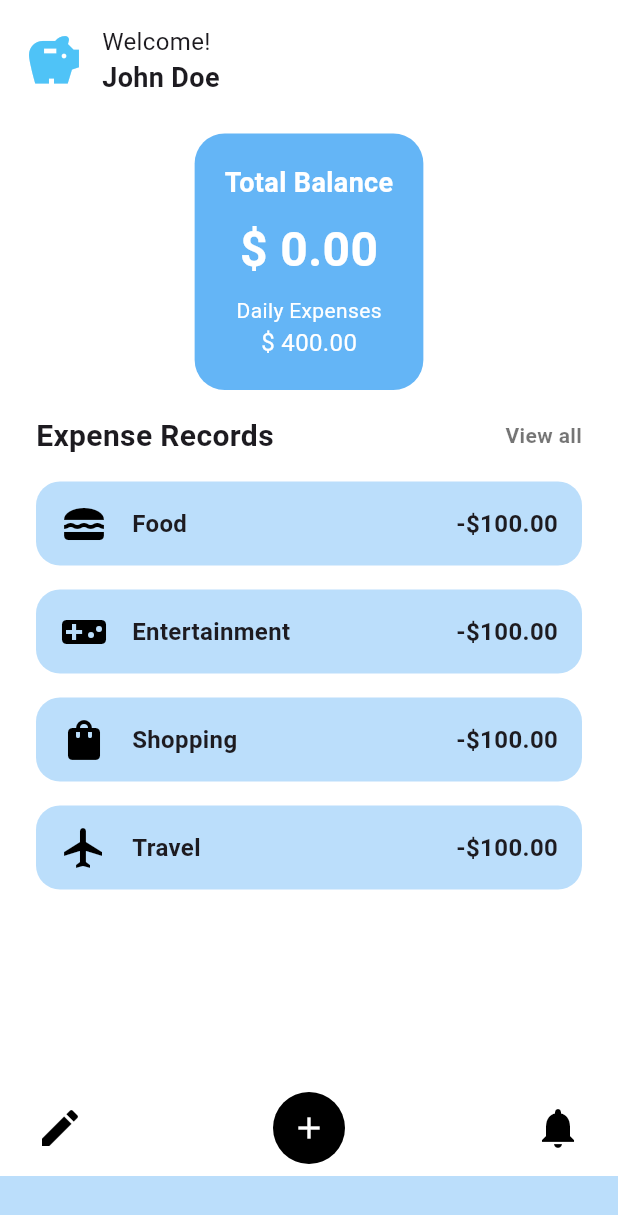
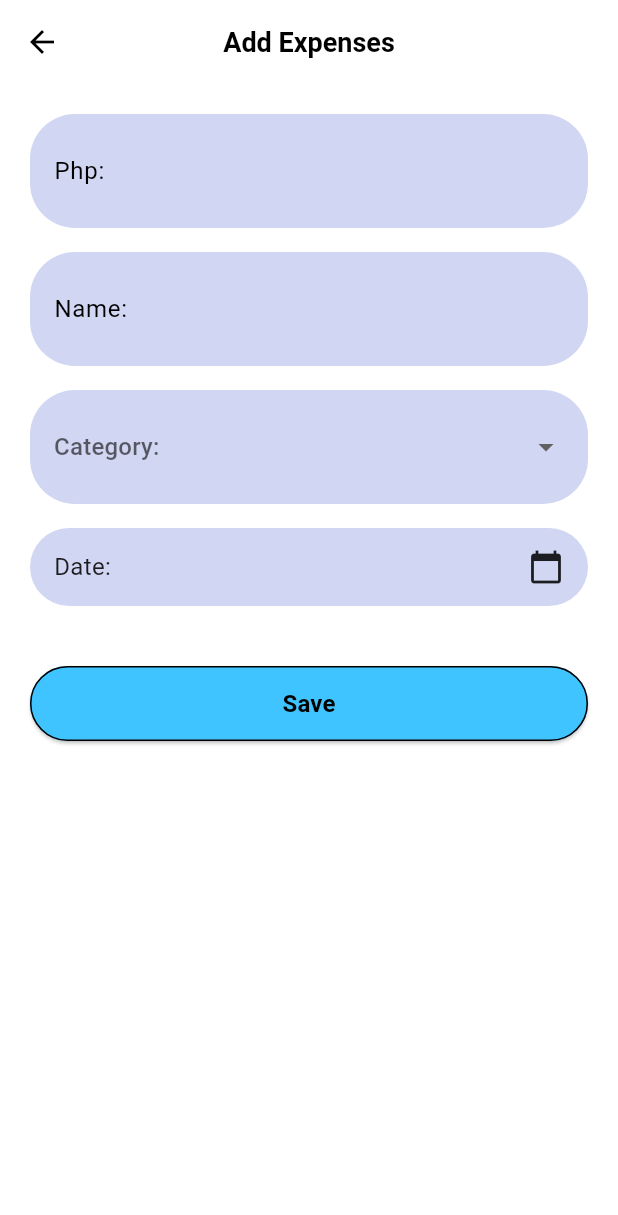
Before and after one commit to jestewrr/expense_trackerapp, a Flutter app: the screen it shows after launch, after a tap on "Login", after a tap on the "add" icon, on a phone screen of 412 x 824 dp. Shown: the top 1215 px of the screen. Run offline on Flutter 3.47's test engine with Material 3 defaults, Android fonts, the phone set to English and light mode, and no system bars.

Commit message:
ui improve

```diff
--- a/lib/addexpense.dart
+++ b/lib/addexpense.dart
@@ -0,0 +1,175 @@
+import 'package:flutter/material.dart';
+
+class AddExpensePage extends StatefulWidget {
+  const AddExpensePage({super.key});
+
+  @override
+  State<AddExpensePage> createState() => _AddExpensePageState();
+}
+
+class _AddExpensePageState extends State<AddExpensePage> {
+  final TextEditingController _amountController = TextEditingController();
+  final TextEditingController _nameController = TextEditingController();
+  String? _selectedCategory;
+  DateTime? _selectedDate;
+
+  final List<String> _categories = [
+    'Food',
+    'Shopping',
+    'Entertainment',
+    'Travel',
+    'Bills',
+  ];
+
+  Future<void> _pickDate() async {
+    final DateTime? pickedDate = await showDatePicker(
+      context: context,
+      initialDate: DateTime.now(),
+      firstDate: DateTime(2000),
+      lastDate: DateTime(2101),
+    );
+
+    if (pickedDate != null && pickedDate != _selectedDate) {
+      setState(() {
+        _selectedDate = pickedDate;
+      });
+    }
+  }
+
+  Widget _buildInputField({
+    required Widget child,
+  }) {
+    return Container(
+      padding: const EdgeInsets.symmetric(horizontal: 16, vertical: 14),
+      decoration: BoxDecoration(
+        color: const Color(0xFFD1D6F2),
+        borderRadius: BorderRadius.circular(30),
+      ),
+      child: child,
+    );
+  }
+
+  @override
+  Widget build(BuildContext context) {
+    return Scaffold(
+      backgroundColor: Colors.white,
+      appBar: AppBar(
+        backgroundColor: Colors.white,
+        elevation: 0,
+        leading: IconButton(
+          icon: const Icon(Icons.arrow_back, color: Colors.black),
+          onPressed: () => Navigator.pop(context),
+        ),
+        title: const Text(
+          "Add Expenses",
+          style: TextStyle(
+              color: Colors.black, fontWeight: FontWeight.bold, fontSize: 18),
+        ),
+        centerTitle: true,
+      ),
+      body: Padding(
+        padding: const EdgeInsets.all(20),
+        child: Column(
+          children: [
+            // Php field
+            _buildInputField(
+              child: TextField(
+                controller: _amountController,
+                keyboardType: TextInputType.number,
+                decoration: const InputDecoration(
+                  border: InputBorder.none,
+                  hintText: "Php:",
+                  hintStyle: TextStyle(fontSize: 16, color: Colors.black),
+                ),
+              ),
+            ),
+            const SizedBox(height: 16),
+
+            // Name field
+            _buildInputField(
+              child: TextField(
+                controller: _nameController,
+                decoration: const InputDecoration(
+                  border: InputBorder.none,
+                  hintText: "Name:",
+                  hintStyle: TextStyle(fontSize: 16, color: Colors.black),
+                ),
+              ),
+            ),
+            const SizedBox(height: 16),
+
+            // Category dropdown
+            _buildInputField(
+              child: DropdownButtonHideUnderline(
+                child: DropdownButton<String>(
+                  value: _selectedCategory,
+                  hint: const Text("Category:"),
+                  isExpanded: true,
+                  icon: const Icon(Icons.arrow_drop_down),
+                  onChanged: (String? newValue) {
+                    setState(() {
+                      _selectedCategory = newValue;
+                    });
+                  },
+                  items: _categories.map((String category) {
+                    return DropdownMenuItem<String>(
+                      value: category,
+                      child: Text(category),
+                    );
+                  }).toList(),
+                ),
+              ),
+            ),
+            const SizedBox(height: 16),
+
+            // Date picker
+            InkWell(
+              onTap: _pickDate,
+              child: _buildInputField(
+                child: Row(
+                  mainAxisAlignment: MainAxisAlignment.spaceBetween,
+                  children: [
+                    Text(
+                      _selectedDate == null
+                          ? "Date:"
+                          : "Date:  ${_selectedDate!.day}/${_selectedDate!.month}/${_selectedDate!.year}",
+                      style: const TextStyle(fontSize: 16),
+                    ),
+                    const Icon(Icons.calendar_today),
+                  ],
+                ),
+              ),
+            ),
+            const SizedBox(height: 40),
+
+            // Save button
+            SizedBox(
+              width: double.infinity,
+              height: 50,
+              child: ElevatedButton(
+                style: ElevatedButton.styleFrom(
+                  backgroundColor: Colors.lightBlueAccent,
+                  shape: RoundedRectangleBorder(
+                    borderRadius: BorderRadius.circular(30),
+                    side: const BorderSide(color: Colors.black, width: 1),
+                  ),
+                ),
+                onPressed: () {
+                  // save logic
+                  Navigator.pop(context);
+                },
+                child: const Text(
+                  "Save",
+                  style: TextStyle(
+                      color: Color.fromARGB(255, 0, 0, 0),
+                      fontSize: 16,
+                      fontWeight: FontWeight.bold),
+                ),
+              ),
+            ),
+          ],
+        ),
+      ),
+    );
+  }
+}
--- a/lib/dashboard.dart
+++ b/lib/dashboard.dart
@@ -1,4 +1,5 @@
 import 'package:flutter/material.dart';
+import 'addexpense.dart';
 
 class DashboardPage extends StatelessWidget {
   const DashboardPage({super.key});
@@ -9,51 +10,82 @@ class DashboardPage extends StatelessWidget {
       backgroundColor: Colors.white,
       body: SafeArea(
         child: Column(
+          crossAxisAlignment: CrossAxisAlignment.start,
           children: [
+            // Header
             Padding(
               padding: const EdgeInsets.all(16.0),
               child: Row(
                 children: [
-                  Icon(Icons.savings, size: 40, color: Colors.lightBlue[300]),
+                  Icon(Icons.savings, size: 40, color: Colors.blue[400]),
                   const SizedBox(width: 12),
                   Column(
                     crossAxisAlignment: CrossAxisAlignment.start,
                     children: const [
-                      Text('Welcome!', style: TextStyle(fontSize: 16)),
-                      Text('John Doe', style: TextStyle(fontWeight: FontWeight.bold, fontSize: 18)),
+                      Text('Welcome!', style: TextStyle(fontSize: 14)),
+                      Text('John Doe',
+                          style: TextStyle(
+                              fontWeight: FontWeight.bold, fontSize: 16)),
                     ],
                   ),
                 ],
               ),
             ),
+
+            // Balance Card
             Container(
               margin: const EdgeInsets.symmetric(horizontal: 24, vertical: 8),
               padding: const EdgeInsets.all(20),
               decoration: BoxDecoration(
-                color: Colors.blue[300],
-                borderRadius: BorderRadius.circular(20),
+                color: Colors.lightBlue[300],
+                borderRadius: BorderRadius.circular(12),
               ),
               child: Column(
+                crossAxisAlignment: CrossAxisAlignment.center,
                 children: const [
-                  Text('Total Balance', style: TextStyle(color: Colors.white, fontWeight: FontWeight.bold, fontSize: 18)),
-                  SizedBox(height: 8),
-                  Text('\$ 0.00', style: TextStyle(color: Colors.white, fontWeight: FontWeight.bold, fontSize: 32)),
-                  SizedBox(height: 8),
-                  Text('Daily Expenses', style: TextStyle(color: Colors.white, fontSize: 14)),
-                  Text('\$ 400.00', style: TextStyle(color: Colors.white, fontSize: 16)),
+                  Text('Total Balance',
+                      style: TextStyle(
+                          color: Colors.white,
+                          fontWeight: FontWeight.bold,
+                          fontSize: 16),
+                      textAlign: TextAlign.center),
+                  SizedBox(height: 6),
+                  Text('\$ 0.00',
+                      style: TextStyle(
+                          color: Colors.white,
+                          fontWeight: FontWeight.bold,
+                          fontSize: 28),
+                      textAlign: TextAlign.center),
+                  SizedBox(height: 6),
+                  Text('Daily Expenses',
+                      style: TextStyle(color: Colors.white, fontSize: 13),
+                      textAlign: TextAlign.center),
+                  Text('\$ 400.00',
+                      style: TextStyle(
+                          color: Colors.white, fontWeight: FontWeight.bold),
+                      textAlign: TextAlign.center),
                 ],
               ),
             ),
+
+            // Expense Records Header
             Padding(
-              padding: const EdgeInsets.symmetric(horizontal: 24.0, vertical: 8),
+              padding:
+                  const EdgeInsets.symmetric(horizontal: 24.0, vertical: 8),
               child: Row(
                 mainAxisAlignment: MainAxisAlignment.spaceBetween,
                 children: const [
-                  Text('Expense Records', style: TextStyle(fontWeight: FontWeight.bold, fontSize: 20)),
-                  Text('View all', style: TextStyle(color: Colors.black54, fontWeight: FontWeight.bold)),
+                  Text('Expense Records',
+                      style:
+                          TextStyle(fontWeight: FontWeight.bold, fontSize: 18)),
+                  Text('View all',
+                      style: TextStyle(
+                          color: Colors.black54, fontWeight: FontWeight.bold)),
                 ],
               ),
             ),
+
+            // Expense List
             Expanded(
               child: ListView(
                 padding: const EdgeInsets.symmetric(horizontal: 24),
@@ -65,29 +97,40 @@ class DashboardPage extends StatelessWidget {
                 ],
               ),
             ),
-            Padding(
-              padding: const EdgeInsets.symmetric(horizontal: 24.0, vertical: 8),
+
+            // Bottom Navigation Bar
+            Container(
+              padding: const EdgeInsets.symmetric(horizontal: 40, vertical: 10),
+              decoration: BoxDecoration(
+                color: Colors.purple[100],
+                borderRadius: const BorderRadius.only(
+                  topLeft: Radius.circular(24),
+                  topRight: Radius.circular(24),
+                ),
+              ),
               child: Row(
                 mainAxisAlignment: MainAxisAlignment.spaceBetween,
                 children: [
-                  Icon(Icons.edit, size: 32, color: Colors.black),
+                  const Icon(Icons.edit, size: 28, color: Colors.black),
                   Container(
-                    decoration: BoxDecoration(
+                    decoration: const BoxDecoration(
                       color: Colors.black,
                       shape: BoxShape.circle,
                     ),
                     child: IconButton(
                       icon: const Icon(Icons.add, color: Colors.white),
-                      onPressed: () {},
+                      onPressed: () {
+                        Navigator.push(
+                          context,
+                          MaterialPageRoute(
+                              builder: (context) => const AddExpensePage()),
+                        );
+                      },
                     ),
                   ),
-                  Icon(Icons.notifications, size: 32, color: Colors.black),
+                  const Icon(Icons.notifications, size: 28, color: Colors.black),
                 ],
               ),
-            ),
-            Container(
-              height: 40,
-              color: Colors.blue[100],
             ),
           ],
         ),
@@ -95,22 +138,26 @@ class DashboardPage extends StatelessWidget {
     );
   }
 
-  Widget _expenseItem(IconData icon, String label, String amount) {
+  static Widget _expenseItem(IconData icon, String label, String amount) {
     return Container(
-      margin: const EdgeInsets.symmetric(vertical: 8),
-      padding: const EdgeInsets.symmetric(horizontal: 16, vertical: 12),
+      margin: const EdgeInsets.symmetric(vertical: 6),
+      padding: const EdgeInsets.symmetric(horizontal: 16, vertical: 14),
       decoration: BoxDecoration(
-        color: Colors.blue[100],
-        borderRadius: BorderRadius.circular(16),
+        color: Colors.purple[100],
+        borderRadius: BorderRadius.circular(30), // pill shape
       ),
       child: Row(
         children: [
-          Icon(icon, size: 32, color: Colors.black),
+          Icon(icon, size: 28, color: Colors.black),
           const SizedBox(width: 16),
           Expanded(
-            child: Text(label, style: const TextStyle(fontWeight: FontWeight.bold, fontSize: 16)),
+            child: Text(label,
+                style:
+                    const TextStyle(fontWeight: FontWeight.bold, fontSize: 16)),
           ),
-          Text(amount, style: const TextStyle(fontWeight: FontWeight.bold, fontSize: 16)),
+          Text(amount,
+              style:
+                  const TextStyle(fontWeight: FontWeight.bold, fontSize: 16)),
         ],
       ),
     );
--- a/lib/loginpage.dart
+++ b/lib/loginpage.dart
@@ -15,65 +15,71 @@ class _LoginPageState extends State<LoginPage> {
   @override
   Widget build(BuildContext context) {
     return Scaffold(
-      backgroundColor: Colors.white,
-      body: Center(
+      body: Container(
+        // Soft gradient background
+        decoration: const BoxDecoration(
+          gradient: LinearGradient(
+            colors: [
+              Color(0xFFB3E5FC), // light blue
+              Color(0xFFE1F5FE), // very soft sky
+            ],
+            begin: Alignment.topCenter,
+            end: Alignment.bottomCenter,
+          ),
+        ),
+        child: Center(
           child: SingleChildScrollView(
             child: Padding(
-            padding: const EdgeInsets.symmetric(horizontal: 24.0),
+              padding: const EdgeInsets.symmetric(horizontal: 28.0),
               child: Column(
                 mainAxisAlignment: MainAxisAlignment.center,
                 children: [
-                // Piggy bank image (replace with your asset if needed)
-                Icon(Icons.savings, size: 140, color: Colors.lightBlue[300]),
-                const SizedBox(height: 40),
-                // Username field
-                TextField(
-                  decoration: InputDecoration(
-                    hintText: 'Username',
-                    filled: true,
-                    fillColor: Colors.blue[100],
-                    border: OutlineInputBorder(
-                      borderRadius: BorderRadius.circular(10),
-                      borderSide: BorderSide(color: Colors.black12),
+                  // Elephant icon (you can replace with a custom asset elephant.png)
+                  Icon(
+                    Icons.adb, // 🐘 replace with elephant asset for best look
+                    size: 140,
+                    color: Colors.blue.shade700,
+                  ),
+                  const SizedBox(height: 20),
+
+                  // Title
+                  Text(
+                    "Blue Elephant",
+                    style: TextStyle(
+                      fontSize: 28,
+                      fontWeight: FontWeight.bold,
+                      color: Colors.blue.shade800,
+                      letterSpacing: 1.2,
                     ),
                   ),
+                  const SizedBox(height: 40),
+
+                  // Username field
+                  _buildTextField(
+                    hint: "Username",
+                    icon: Icons.person,
                   ),
                   const SizedBox(height: 16),
+
                   // Password field
-                TextField(
-                  obscureText: _obscureText,
-                  decoration: InputDecoration(
-                    hintText: 'Password',
-                    filled: true,
-                    fillColor: Colors.blue[100],
-                    border: OutlineInputBorder(
-                      borderRadius: BorderRadius.circular(10),
-                      borderSide: BorderSide(color: Colors.black12),
+                  _buildTextField(
+                    hint: "Password",
+                    icon: Icons.lock,
+                    isPassword: true,
                   ),
-                    suffixIcon: IconButton(
-                      icon: Icon(
-                        _obscureText ? Icons.visibility : Icons.visibility_off,
-                        color: Colors.black54,
-                      ),
-                      onPressed: () {
-                        setState(() {
-                          _obscureText = !_obscureText;
-                        });
-                      },
-                    ),
-                  ),
-                ),
-                const SizedBox(height: 24),
+                  const SizedBox(height: 28),
+
                   // Login button
                   SizedBox(
                     width: double.infinity,
-                  height: 48,
+                    height: 50,
                     child: ElevatedButton(
                       style: ElevatedButton.styleFrom(
-                      backgroundColor: Colors.blue[400],
+                        backgroundColor: Colors.blue.shade600,
                         shape: RoundedRectangleBorder(
-                        borderRadius: BorderRadius.circular(10),
+                          borderRadius: BorderRadius.circular(30),
                         ),
+                        elevation: 4,
                       ),
                       onPressed: () {
                         Navigator.pushReplacement(
@@ -88,17 +94,18 @@ class _LoginPageState extends State<LoginPage> {
                         style: TextStyle(
                           fontWeight: FontWeight.bold,
                           fontSize: 18,
-                        color: Colors.black,
+                          color: Colors.white,
                         ),
                       ),
                     ),
                   ),
-                const SizedBox(height: 16),
+                  const SizedBox(height: 18),
+
                   // Sign-up link
                   Row(
                     mainAxisAlignment: MainAxisAlignment.center,
                     children: [
-                    const Text("Don't have an account? "),
+                      const Text("Don’t have an account? "),
                       GestureDetector(
                         onTap: () {
                           Navigator.push(
@@ -108,10 +115,10 @@ class _LoginPageState extends State<LoginPage> {
                             ),
                           );
                         },
-                      child: const Text(
+                        child: Text(
                           'Sign-up here',
                           style: TextStyle(
-                          color: Colors.blue,
+                            color: Colors.blue.shade800,
                             fontWeight: FontWeight.bold,
                             decoration: TextDecoration.underline,
                           ),
@@ -124,6 +131,44 @@ class _LoginPageState extends State<LoginPage> {
             ),
           ),
         ),
+      ),
+    );
+  }
+
+  // Reusable styled textfield
+  Widget _buildTextField({
+    required String hint,
+    required IconData icon,
+    bool isPassword = false,
+  }) {
+    return TextField(
+      obscureText: isPassword ? _obscureText : false,
+      decoration: InputDecoration(
+        prefixIcon: Icon(icon, color: Colors.blue.shade700),
+        hintText: hint,
+        hintStyle: const TextStyle(color: Colors.black54),
+        filled: true,
+        fillColor: Colors.white,
+        contentPadding:
+            const EdgeInsets.symmetric(vertical: 16, horizontal: 20),
+        border: OutlineInputBorder(
+          borderRadius: BorderRadius.circular(30),
+          borderSide: BorderSide.none,
+        ),
+        suffixIcon: isPassword
+            ? IconButton(
+                icon: Icon(
+                  _obscureText ? Icons.visibility : Icons.visibility_off,
+                  color: Colors.grey,
+                ),
+                onPressed: () {
+                  setState(() {
+                    _obscureText = !_obscureText;
+                  });
+                },
+              )
+            : null,
+      ),
     );
   }
 }
--- a/pubspec.yaml
+++ b/pubspec.yaml
@@ -57,6 +57,8 @@ flutter:
   # the material Icons class.
   uses-material-design: true
 
+
+
   # To add assets to your application, add an assets section, like this:
   # assets:
   #   - images/a_dot_burr.jpeg
```
Also changed, not shown: lib/registerpage.dart (+120 -55 lines), lib/assets/piggy.png (added). Lines whose indentation alone changed are shown as unchanged.
